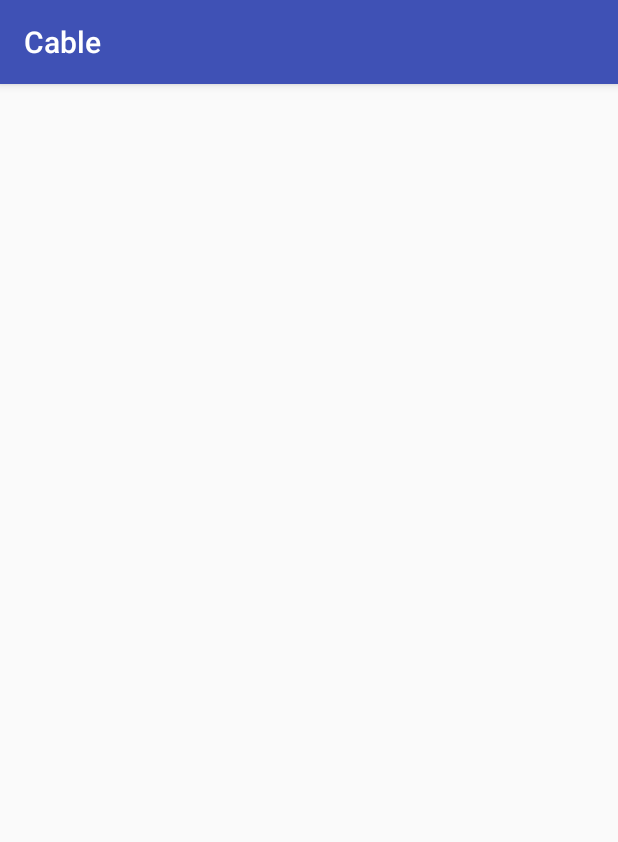
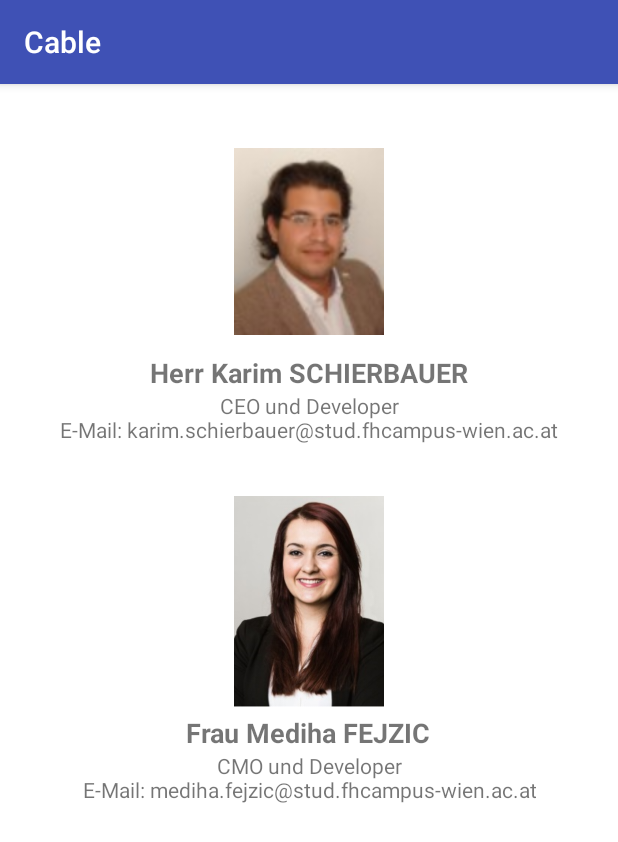
Before and after one commit to Medihaaa93/Cable, an Android app: the screen it shows after launch (Impressum), after a tap on "IMPRESSUM", on a phone screen of 412 x 824 dp. Shown: the top 842 px of the screen. Run offline under Robolectric (Android 15) with nearby library versions, the phone set to English and light mode, and no system bars.

Commit message:
Impressum fertig und R.Problem gelöst
R. Problem war bei mir und zwar habe ich vergessen das dp bei den textsizes

```diff
--- a/Cable/app/src/main/java/com/example/mediha/cable/MainActivity.java
+++ b/Cable/app/src/main/java/com/example/mediha/cable/MainActivity.java
@@ -16,13 +16,13 @@ public class MainActivity extends AppCompatActivity {
     protected void onCreate(Bundle savedInstanceState) {
         super.onCreate(savedInstanceState);
         setContentView(R.layout.activity_main);
-        BerrechnungSicherungIntent();
-        BerechnungKabel();
-        ImpressumBtn();
+        berrechnungSicherungIntent();
+        berechnungKabel();
+        impressumBtn();
 
     }
 
-    public void BerrechnungSicherungIntent() { //Sicherung ist ImageView4
+    public void berrechnungSicherungIntent() { //Sicherung ist ImageView4
         ImageView sicherung = (ImageView) findViewById(R.id.imageView4);
         sicherung.setOnClickListener(new View.OnClickListener() {
             @Override
@@ -34,7 +34,7 @@ public class MainActivity extends AppCompatActivity {
 
     }
 
-    public void BerechnungKabel() { //Kable ist ImageView3
+    public void berechnungKabel() { //Kable ist ImageView3
         ImageView sicherung = (ImageView) findViewById(R.id.imageView3);
         sicherung.setOnClickListener(new View.OnClickListener() {
             @Override
@@ -47,7 +47,7 @@ public class MainActivity extends AppCompatActivity {
     }
 
 
-    public void ImpressumBtn() {
+    public void impressumBtn() {
 
         Button btn = (Button) findViewById(R.id.button);
 
--- a/Cable/app/src/main/res/layout/activity_impressum.xml
+++ b/Cable/app/src/main/res/layout/activity_impressum.xml
@@ -1,9 +1,88 @@
 <?xml version="1.0" encoding="utf-8"?>
-<android.support.constraint.ConstraintLayout xmlns:android="http://schemas.android.com/apk/res/android"
+<LinearLayout xmlns:android="http://schemas.android.com/apk/res/android"
     xmlns:app="http://schemas.android.com/apk/res-auto"
     xmlns:tools="http://schemas.android.com/tools"
     android:layout_width="match_parent"
     android:layout_height="match_parent"
-    tools:context="com.example.mediha.cable.Impressum">
+    android:background="#ffffff"
+    android:baselineAligned="false"
+    tools:context=".Main"
+    tools:ignore="NamespaceTypo">
 
-</android.support.constraint.ConstraintLayout>
+
+    <ScrollView
+        android:id="@+id/ScrollView01"
+        android:layout_width="match_parent"
+        android:layout_height="match_parent"
+        android:fillViewport="true"
+        android:scrollbars="none" >
+
+        <LinearLayout
+            android:layout_width="match_parent"
+            android:layout_height="match_parent">
+
+
+    <RelativeLayout
+        android:id="@+id/relative"
+        android:layout_width="fill_parent"
+        android:layout_height="fill_parent">
+
+        <ImageView
+            android:id="@+id/imageLabel"
+            android:layout_width="100sp"
+            android:layout_height="150sp"
+            android:layout_centerHorizontal="true"
+            android:layout_marginTop="30dp"
+            android:src="@drawable/photokarim"/>
+
+        <TextView
+            android:id="@+id/textLabel"
+            android:layout_width="wrap_content"
+            android:layout_height="wrap_content"
+            android:layout_below="@id/imageLabel"
+            android:layout_centerInParent="true"
+            android:text="@string/Imp1"
+            android:textSize="18sp"
+            android:textStyle="bold"/>
+        <TextView
+            android:id="@+id/textLabel2"
+            android:layout_width="wrap_content"
+            android:layout_height="wrap_content"
+            android:layout_below="@id/textLabel"
+            android:layout_centerInParent="true"
+            android:text="@string/Imp3"
+            android:textSize="14sp"
+            android:textAlignment="center"/>
+
+        <ImageView
+            android:id="@+id/imageLabel2"
+            android:layout_width="100sp"
+            android:layout_height="150sp"
+            android:src="@drawable/photomedi1"
+            android:layout_below="@+id/textLabel2"
+            android:layout_alignStart="@+id/imageLabel"
+            android:layout_marginTop="30dp"/>
+
+        <TextView
+            android:id="@+id/textLabel3"
+            android:layout_width="wrap_content"
+            android:layout_height="wrap_content"
+            android:layout_below="@id/imageLabel2"
+            android:layout_centerInParent="true"
+            android:text="@string/Imp2"
+            android:textSize="18sp"
+            android:textStyle="bold" />
+
+        <TextView
+            android:id="@+id/textLabel4"
+            android:layout_width="wrap_content"
+            android:layout_height="wrap_content"
+            android:layout_below="@id/textLabel3"
+            android:layout_centerInParent="true"
+            android:text="@string/Imp4"
+            android:textSize="14sp"
+            android:textAlignment="center"/>
+    </RelativeLayout>
+        </LinearLayout>
+    </ScrollView>
+</LinearLayout>
--- a/Cable/app/src/main/res/layout/activity_main.xml
+++ b/Cable/app/src/main/res/layout/activity_main.xml
@@ -23,7 +23,8 @@
         android:layout_marginLeft="8dp"
         android:layout_marginRight="8dp"
         app:layout_constraintRight_toRightOf="parent"
-        app:layout_constraintHorizontal_bias="0.666" />
+        app:layout_constraintHorizontal_bias="0.666"
+        android:onClick="berechnungKabel"/>
 
     <ImageView
         android:id="@+id/imageView4"
@@ -34,7 +35,8 @@
 
         tools:layout_editor_absoluteY="92dp"
         android:layout_marginLeft="16dp"
-        app:layout_constraintLeft_toLeftOf="parent" />
+        app:layout_constraintLeft_toLeftOf="parent"
+        android:onClick="berrechnungSicherungIntent"/>
 
     <TextView
         android:id="@+id/textView"
@@ -54,7 +56,8 @@
         android:layout_marginLeft="8dp"
         app:layout_constraintLeft_toLeftOf="@+id/imageView4"
         android:layout_marginRight="8dp"
-        app:layout_constraintRight_toRightOf="@+id/imageView4" />
+        app:layout_constraintRight_toRightOf="@+id/imageView4"
+        />
 
     <TextView
         android:id="@+id/textView3"
@@ -78,5 +81,6 @@
         app:layout_constraintTop_toBottomOf="@+id/textView3"
         app:layout_constraintBottom_toBottomOf="parent"
         android:layout_marginBottom="8dp"
-        app:layout_constraintVertical_bias="0.845" />
+        app:layout_constraintVertical_bias="0.845"
+        android:onClick="impressumBtn"/>
 </android.support.constraint.ConstraintLayout>
--- /dev/null
+++ b/Cable/app/src/main/res/values/impressumstext.xml
@@ -0,0 +1,8 @@
+<?xml version="1.0" encoding="utf-8"?>
+<resources>
+    <string name="Imp1">Herr Karim SCHIERBAUER</string>
+    <string name="Imp2">Frau Mediha FEJZIC</string>
+    <string name="Imp3">CEO und Developer\nE-Mail: karim.schierbauer@stud.fhcampus-wien.ac.at</string>
+    <string name="Imp4">CMO und Developer\nE-Mail: mediha.fejzic@stud.fhcampus-wien.ac.at</string>
+
+</resources>
```
Also changed, not shown: Cable/app/src/main/res/drawable/photokarim.png (added), Cable/app/src/main/res/drawable/photokarim1.jpg (added), Cable/app/src/main/res/drawable/photomedi.png (added), Cable/app/src/main/res/drawable/photomedi1.jpg (added).
